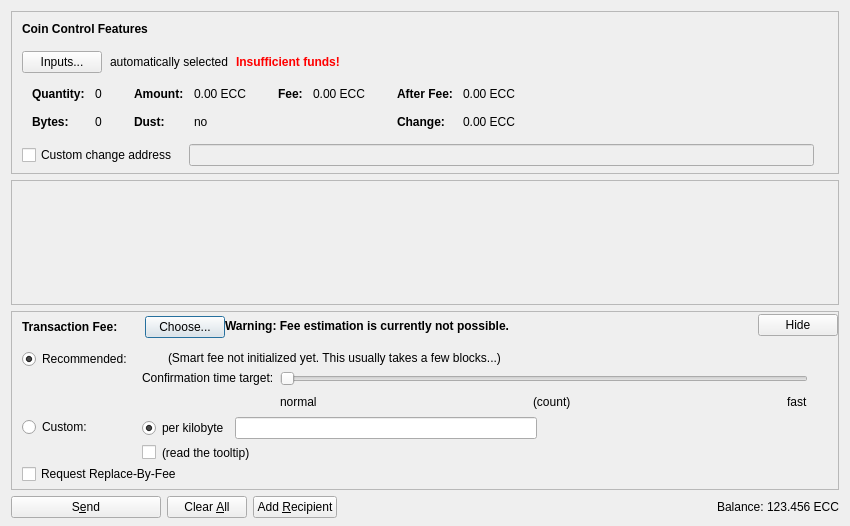
Above: src/qt/forms/sendcoinsdialog.ui from project-ecc/eccoin before the change. Below: the same form after it.
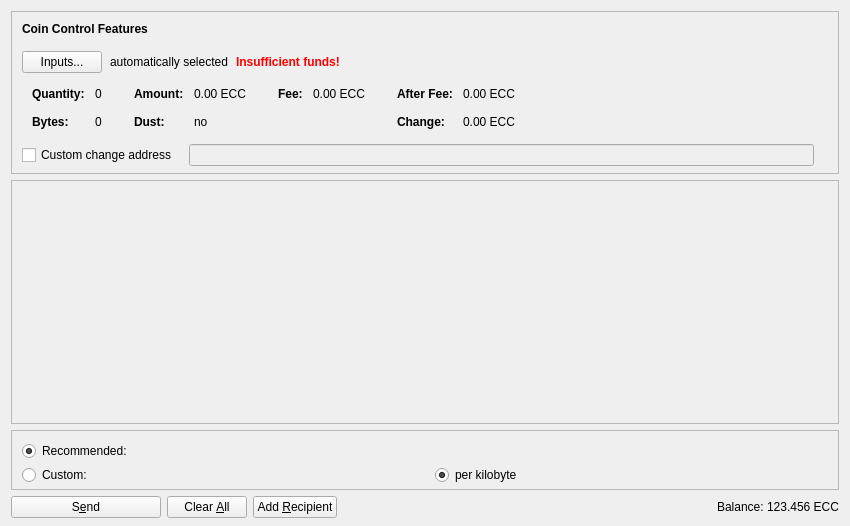
That is the form after the change. Icons and pictures are not drawn. Custom widgets are drawn as their Qt base class.

Patch:
```diff
--- a/src/qt/forms/sendcoinsdialog.ui
+++ b/src/qt/forms/sendcoinsdialog.ui
@@ -587,8 +587,8 @@
        <rect>
         <x>0</x>
         <y>0</y>
-        <width>830</width>
-        <height>104</height>
+        <width>834</width>
+        <height>251</height>
        </rect>
       </property>
       <layout class="QVBoxLayout" name="verticalLayout_2" stretch="0,1">
@@ -665,7 +665,7 @@
        <number>0</number>
       </property>
       <item>
-       <layout class="QVBoxLayout" name="verticalLayoutFee2" stretch="0,0,0">
+       <layout class="QVBoxLayout" name="verticalLayoutFee2" stretch="0">
         <property name="spacing">
          <number>0</number>
         </property>
@@ -675,137 +675,6 @@
         <property name="topMargin">
          <number>0</number>
         </property>
-        <item>
-         <layout class="QHBoxLayout" name="horizontalLayoutFee1">
-          <property name="bottomMargin">
-           <number>0</number>
-          </property>
-          <item>
-           <layout class="QVBoxLayout" name="verticalLayoutFee7">
-            <property name="spacing">
-             <number>0</number>
-            </property>
-            <item>
-             <spacer name="verticalSpacerSmartFee">
-              <property name="orientation">
-               <enum>Qt::Vertical</enum>
-              </property>
-              <property name="sizeType">
-               <enum>QSizePolicy::Fixed</enum>
-              </property>
-              <property name="sizeHint" stdset="0">
-               <size>
-                <width>1</width>
-                <height>4</height>
-               </size>
-              </property>
-             </spacer>
-            </item>
-            <item>
-             <layout class="QHBoxLayout" name="horizontalLayoutSmartFee">
-              <property name="spacing">
-               <number>10</number>
-              </property>
-              <item>
-               <widget class="QLabel" name="labelFeeHeadline">
-                <property name="sizePolicy">
-                 <sizepolicy hsizetype="Preferred" vsizetype="Maximum">
-                  <horstretch>0</horstretch>
-                  <verstretch>0</verstretch>
-                 </sizepolicy>
-                </property>
-                <property name="font">
-                 <font>
-                  <weight>75</weight>
-                  <bold>true</bold>
-                 </font>
-                </property>
-                <property name="styleSheet">
-                 <string notr="true">font-weight:bold;</string>
-                </property>
-                <property name="text">
-                 <string>Transaction Fee:</string>
-                </property>
-               </widget>
-              </item>
-              <item>
-               <widget class="QLabel" name="labelFeeMinimized">
-                <property name="text">
-                 <string/>
-                </property>
-               </widget>
-              </item>
-              <item>
-               <widget class="QPushButton" name="buttonChooseFee">
-                <property name="text">
-                 <string>Choose...</string>
-                </property>
-               </widget>
-              </item>
-             </layout>
-            </item>
-            <item>
-             <spacer name="verticalSpacer_5">
-              <property name="orientation">
-               <enum>Qt::Vertical</enum>
-              </property>
-              <property name="sizeHint" stdset="0">
-               <size>
-                <width>1</width>
-                <height>1</height>
-               </size>
-              </property>
-             </spacer>
-            </item>
-           </layout>
-          </item>
-          <item>
-           <widget class="QLabel" name="fallbackFeeWarningLabel">
-            <property name="toolTip">
-             <string>Using the fallbackfee can result in sending a transaction that will take several hours or days (or never) to confirm. Consider choosing your fee manually or wait until your have validated the complete chain.</string>
-            </property>
-            <property name="font">
-            <font>
-                <weight>75</weight>
-                <bold>true</bold>
-            </font>
-            </property>
-            <property name="text">
-             <string>Warning: Fee estimation is currently not possible.</string>
-            </property>
-            <property name="wordWrap">
-             <bool>false</bool>
-            </property>
-           </widget>
-          </item>
-          <item>
-           <spacer name="horizontalSpacer_4">
-            <property name="orientation">
-             <enum>Qt::Horizontal</enum>
-            </property>
-            <property name="sizeType">
-             <enum>QSizePolicy::MinimumExpanding</enum>
-            </property>
-            <property name="sizeHint" stdset="0">
-             <size>
-              <width>40</width>
-              <height>20</height>
-             </size>
-            </property>
-           </spacer>
-          </item>
-          <item>
-           <widget class="QPushButton" name="buttonMinimizeFee">
-            <property name="toolTip">
-             <string>collapse fee-settings</string>
-            </property>
-            <property name="text">
-             <string>Hide</string>
-            </property>
-           </widget>
-          </item>
-         </layout>
-        </item>
         <item>
          <widget class="QFrame" name="frameFeeSelection">
           <layout class="QVBoxLayout" name="verticalLayoutFee12">
@@ -861,73 +730,31 @@
                    </attribute>
                   </widget>
                  </item>
-                 <item>
-                  <widget class="BitcoinAmountField" name="customFee"/>
-                 </item>
-                 <item>
-                  <spacer name="horizontalSpacer_6">
-                   <property name="orientation">
-                    <enum>Qt::Horizontal</enum>
-                   </property>
-                   <property name="sizeHint" stdset="0">
-                    <size>
-                     <width>1</width>
-                     <height>1</height>
-                    </size>
-                   </property>
-                  </spacer>
-                 </item>
                 </layout>
                </item>
+              </layout>
+             </item>
+             <item row="1" column="0">
+              <layout class="QVBoxLayout" name="verticalLayoutFee9" stretch="0">
                <item>
-                <layout class="QHBoxLayout" name="horizontalLayoutFee8">
-                 <item>
-                  <widget class="QCheckBox" name="checkBoxMinimumFee">
-                   <property name="toolTip">
-                    <string>Paying only the minimum fee is just fine as long as there is less transaction volume than space in the blocks. But be aware that this can end up in a never confirming transaction once there is more demand for bitcoin transactions than the network can process.</string>
-                   </property>
-                   <property name="text">
-                    <string/>
-                   </property>
-                  </widget>
-                 </item>
-                 <item>
-                  <widget class="QLabel" name="labelMinFeeWarning">
-                   <property name="enabled">
-                    <bool>true</bool>
-                   </property>
-                   <property name="toolTip">
-                    <string>Paying only the minimum fee is just fine as long as there is less transaction volume than space in the blocks. But be aware that this can end up in a never confirming transaction once there is more demand for bitcoin transactions than the network can process.</string>
-                   </property>
-                   <property name="text">
-                    <string>(read the tooltip)</string>
-                   </property>
-                   <property name="margin">
-                    <number>5</number>
-                   </property>
-                  </widget>
-                 </item>
-                 <item>
-                  <spacer name="horizontalSpacer_2">
-                   <property name="orientation">
-                    <enum>Qt::Horizontal</enum>
-                   </property>
-                   <property name="sizeHint" stdset="0">
-                    <size>
-                     <width>1</width>
-                     <height>1</height>
-                    </size>
-                   </property>
-                  </spacer>
-                 </item>
-                </layout>
+                <widget class="QRadioButton" name="radioCustomFee">
+                 <property name="text">
+                  <string>Custom:</string>
+                 </property>
+                 <attribute name="buttonGroup">
+                  <string notr="true">groupFee</string>
+                 </attribute>
+                </widget>
                </item>
               </layout>
              </item>
              <item row="0" column="0">
-              <layout class="QVBoxLayout" name="verticalLayoutFee4" stretch="0,1">
+              <layout class="QVBoxLayout" name="verticalLayoutFee4" stretch="0">
                <item>
                 <widget class="QRadioButton" name="radioSmartFee">
+                 <property name="enabled">
+                  <bool>true</bool>
+                 </property>
                  <property name="text">
                   <string>Recommended:</string>
                  </property>
@@ -939,260 +766,13 @@
                  </attribute>
                 </widget>
                </item>
-               <item>
-                <spacer name="verticalSpacer_2">
-                 <property name="orientation">
-                  <enum>Qt::Vertical</enum>
-                 </property>
-                 <property name="sizeHint" stdset="0">
-                  <size>
-                   <width>1</width>
-                   <height>1</height>
-                  </size>
-                 </property>
-                </spacer>
-               </item>
-              </layout>
-             </item>
-             <item row="1" column="0">
-              <layout class="QVBoxLayout" name="verticalLayoutFee9" stretch="0,1">
-               <item>
-                <widget class="QRadioButton" name="radioCustomFee">
-                 <property name="text">
-                  <string>Custom:</string>
-                 </property>
-                 <attribute name="buttonGroup">
-                  <string notr="true">groupFee</string>
-                 </attribute>
-                </widget>
-               </item>
-               <item>
-                <spacer name="verticalSpacer_6">
-                 <property name="orientation">
-                  <enum>Qt::Vertical</enum>
-                 </property>
-                 <property name="sizeHint" stdset="0">
-                  <size>
-                   <width>1</width>
-                   <height>1</height>
-                  </size>
-                 </property>
-                </spacer>
-               </item>
-              </layout>
-             </item>
-             <item row="0" column="1">
-              <layout class="QVBoxLayout" name="verticalLayoutFee3" stretch="0,0,1">
-               <property name="spacing">
-                <number>6</number>
-               </property>
-               <property name="topMargin">
-                <number>2</number>
-               </property>
-               <item>
-                <layout class="QHBoxLayout" name="horizontalLayoutFee12">
-                 <item>
-                  <widget class="QLabel" name="labelSmartFee">
-                   <property name="text">
-                    <string/>
-                   </property>
-                   <property name="margin">
-                    <number>2</number>
-                   </property>
-                  </widget>
-                 </item>
-                 <item>
-                  <widget class="QLabel" name="labelFeeEstimation">
-                   <property name="text">
-                    <string/>
-                   </property>
-                  </widget>
-                 </item>
-                 <item>
-                  <widget class="QLabel" name="labelSmartFee2">
-                   <property name="text">
-                    <string>(Smart fee not initialized yet. This usually takes a few blocks...)</string>
-                   </property>
-                   <property name="margin">
-                    <number>2</number>
-                   </property>
-                  </widget>
-                 </item>
-                 <item>
-                  <spacer name="horizontalSpacer_5">
-                   <property name="orientation">
-                    <enum>Qt::Horizontal</enum>
-                   </property>
-                   <property name="sizeHint" stdset="0">
-                    <size>
-                     <width>1</width>
-                     <height>1</height>
-                    </size>
-                   </property>
-                  </spacer>
-                 </item>
-                </layout>
-               </item>
-               <item>
-                <layout class="QHBoxLayout" name="horizontalLayoutFee9">
-                 <item>
-                  <layout class="QVBoxLayout" name="verticalLayoutFee6">
-                   <item>
-                    <widget class="QLabel" name="labelSmartFee3">
-                     <property name="text">
-                      <string>Confirmation time target:</string>
-                     </property>
-                     <property name="margin">
-                      <number>2</number>
-                     </property>
-                    </widget>
-                   </item>
-                   <item>
-                    <spacer name="verticalSpacer_3">
-                     <property name="orientation">
-                      <enum>Qt::Vertical</enum>
-                     </property>
-                     <property name="sizeHint" stdset="0">
-                      <size>
-                       <width>1</width>
-                       <height>1</height>
-                      </size>
-                     </property>
-                    </spacer>
-                   </item>
-                  </layout>
-                 </item>
-                 <item>
-                  <layout class="QVBoxLayout" name="verticalLayoutFee5">
-                   <property name="rightMargin">
-                    <number>30</number>
-                   </property>
-                   <item>
-                    <widget class="QSlider" name="sliderSmartFee">
-                     <property name="minimum">
-                      <number>0</number>
-                     </property>
-                     <property name="maximum">
-                      <number>23</number>
-                     </property>
-                     <property name="pageStep">
-                      <number>1</number>
-                     </property>
-                     <property name="value">
-                      <number>0</number>
-                     </property>
-                     <property name="orientation">
-                      <enum>Qt::Horizontal</enum>
-                     </property>
-                     <property name="invertedAppearance">
-                      <bool>false</bool>
-                     </property>
-                     <property name="invertedControls">
-                      <bool>false</bool>
-                     </property>
-                     <property name="tickPosition">
-                      <enum>QSlider::NoTicks</enum>
-                     </property>
-                    </widget>
-                   </item>
-                   <item>
-                    <layout class="QHBoxLayout" name="horizontalLayoutFee10">
-                     <item>
-                      <widget class="QLabel" name="labelSmartFeeNormal">
-                       <property name="text">
-                        <string>normal</string>
-                       </property>
-                      </widget>
-                     </item>
-                     <item>
-                      <spacer name="horizontalSpacer_7">
-                       <property name="orientation">
-                        <enum>Qt::Horizontal</enum>
-                       </property>
-                       <property name="sizeHint" stdset="0">
-                        <size>
-                         <width>40</width>
-                         <height>20</height>
-                        </size>
-                       </property>
-                      </spacer>
-                     </item>
-                     <item>
-                      <widget class="QLabel" name="confirmationTargetLabel">
-                       <property name="text">
-                        <string notr="true">(count)</string>
-                       </property>
-                      </widget>
-                     </item>
-                     <item>
-                      <spacer name="horizontalSpacer_3">
-                       <property name="orientation">
-                        <enum>Qt::Horizontal</enum>
-                       </property>
-                       <property name="sizeHint" stdset="0">
-                        <size>
-                         <width>40</width>
-                         <height>20</height>
-                        </size>
-                       </property>
-                      </spacer>
-                     </item>
-                     <item>
-                      <widget class="QLabel" name="labelSmartFeeFast">
-                       <property name="text">
-                        <string>fast</string>
-                       </property>
-                      </widget>
-                     </item>
-                    </layout>
-                   </item>
-                  </layout>
-                 </item>
-                </layout>
-               </item>
-               <item>
-                <spacer name="verticalSpacer_4">
-                 <property name="orientation">
-                  <enum>Qt::Vertical</enum>
-                 </property>
-                 <property name="sizeHint" stdset="0">
-                  <size>
-                   <width>1</width>
-                   <height>1</height>
-                  </size>
-                 </property>
-                </spacer>
-               </item>
               </layout>
              </item>
             </layout>
            </item>
-           <item>
-            <widget class="QCheckBox" name="optInRBF">
-             <property name="text">
-              <string>Request Replace-By-Fee</string>
-             </property>
-             <property name="toolTip">
-              <string>Indicates that the sender may wish to replace this transaction with a new one paying higher fees (prior to being confirmed).</string>
-             </property>
-            </widget>
-           </item>
           </layout>
          </widget>
         </item>
-        <item>
-         <spacer name="verticalSpacerFee">
-          <property name="orientation">
-           <enum>Qt::Vertical</enum>
-          </property>
-          <property name="sizeHint" stdset="0">
-           <size>
-            <width>40</width>
-            <height>5</height>
-           </size>
-          </property>
-         </spacer>
-        </item>
        </layout>
       </item>
      </layout>
@@ -1328,12 +908,6 @@
    <extends>QLineEdit</extends>
    <header>qvalidatedlineedit.h</header>
   </customwidget>
-  <customwidget>
-   <class>BitcoinAmountField</class>
-   <extends>QLineEdit</extends>
-   <header>bitcoinamountfield.h</header>
-   <container>1</container>
-  </customwidget>
  </customwidgets>
  <resources>
   <include location="../bitcoin.qrc"/>
```
